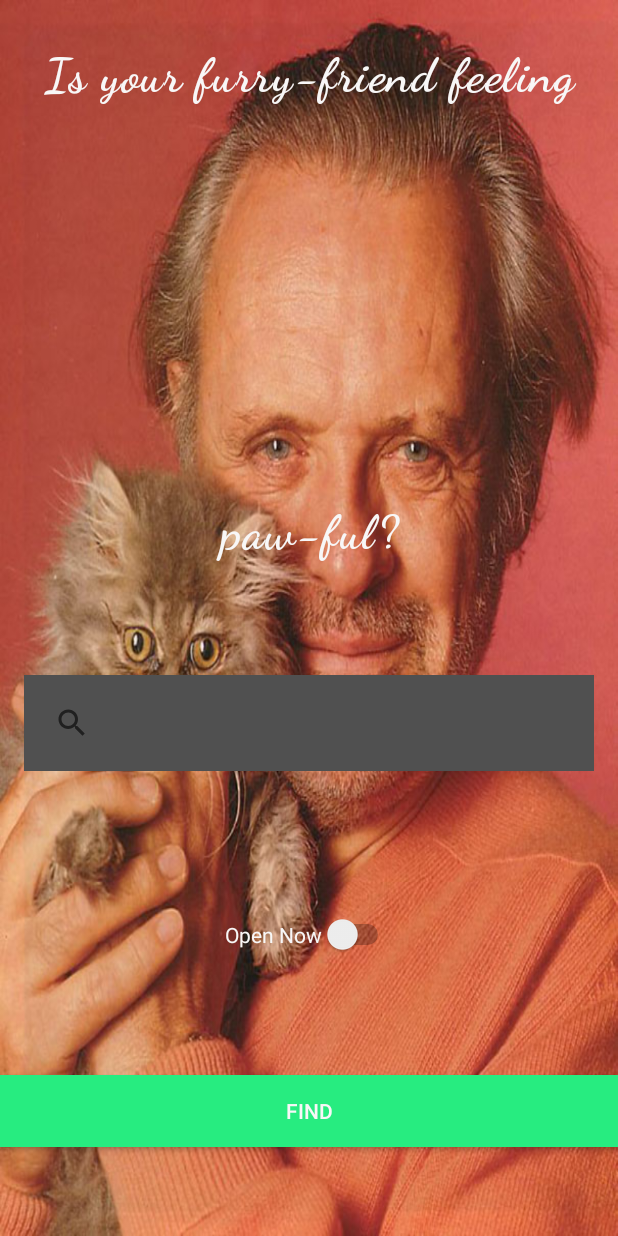
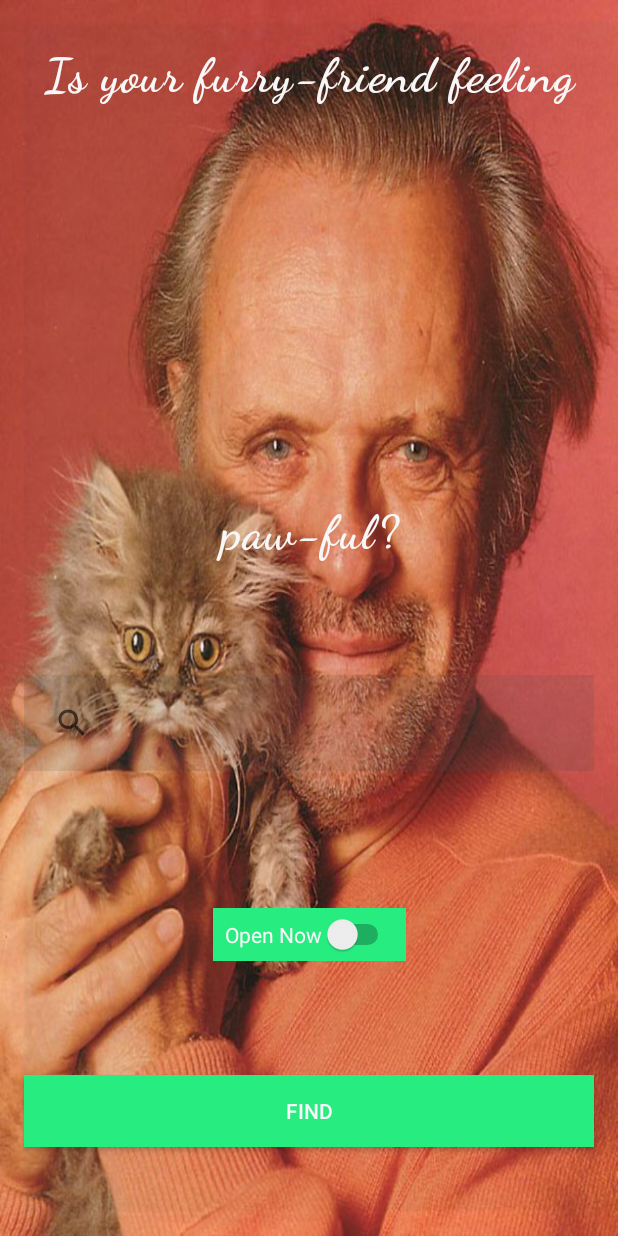
Before and after one commit to AMCL9/Vetted, an Android app: the layout fragment_main.xml on its own in the app's theme, with its tools: preview values and no code run, on a phone screen of 412 x 824 dp. Run offline under Robolectric (Android 15) with nearby library versions, the phone set to English and light mode, and no system bars.

Commit message:
frag_main.xml

```diff
--- a/app/src/main/res/layout/fragment_main.xml
+++ b/app/src/main/res/layout/fragment_main.xml
@@ -60,7 +60,7 @@
         android:layout_width="match_parent"
         android:layout_height="wrap_content"
         android:padding="8dp"
-        android:background="@color/colorGray"
+        android:background="@color/colorGrayTranparent"
         android:layout_margin="16dp">
 
     </SearchView>
@@ -70,6 +70,7 @@
       android:id="@+id/switch1"
       android:text="@string/open_now"
       android:textColor="@color/colorWhite"
+      android:background="@color/colorGreenMain"
       android:layout_width="wrap_content"
       android:layout_height="wrap_content"
       app:layout_constraintTop_toBottomOf="@id/main_fragment_searchview"
@@ -89,7 +90,9 @@
         app:layout_constraintTop_toBottomOf="@id/switch1"
         app:layout_constraintLeft_toLeftOf="parent"
         app:layout_constraintRight_toRightOf="parent"
-        app:layout_constraintBottom_toBottomOf="parent"/>
+        app:layout_constraintBottom_toBottomOf="parent"
+        android:layout_marginLeft="16dp"
+        android:layout_marginRight="16dp"/>
 
 
 
```
